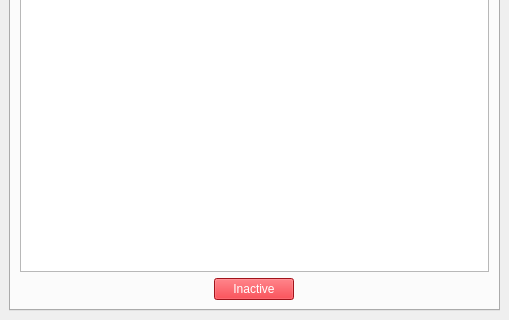
This is config/form.ui in LilTenImat/shiny-waddle as Qt 5 draws it before an edit; both pictures show x 0 to 509 and y 154 to 474 of the 509 by 474 pixel window. The edited form follows.
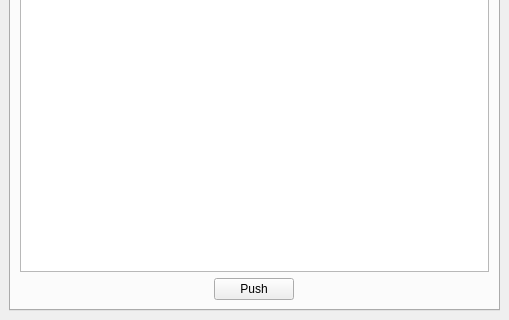
This is the edited form. The open tabs and pages were chosen to show the change.

The edit to the form file:
```diff
--- a/config/form.ui
+++ b/config/form.ui
@@ -40,12 +40,10 @@
            </size>
           </property>
           <property name="styleSheet">
-           <string notr="true">background-color: rgb(224, 27, 36);
-
-color: rgb(255, 255, 255);</string>
+           <string notr="true"/>
           </property>
           <property name="text">
-           <string>Inactive</string>
+           <string>Push</string>
           </property>
           <property name="flat">
            <bool>false</bool>
```
Left out of the diff: 4 changed lines with no effect on the pictures.
